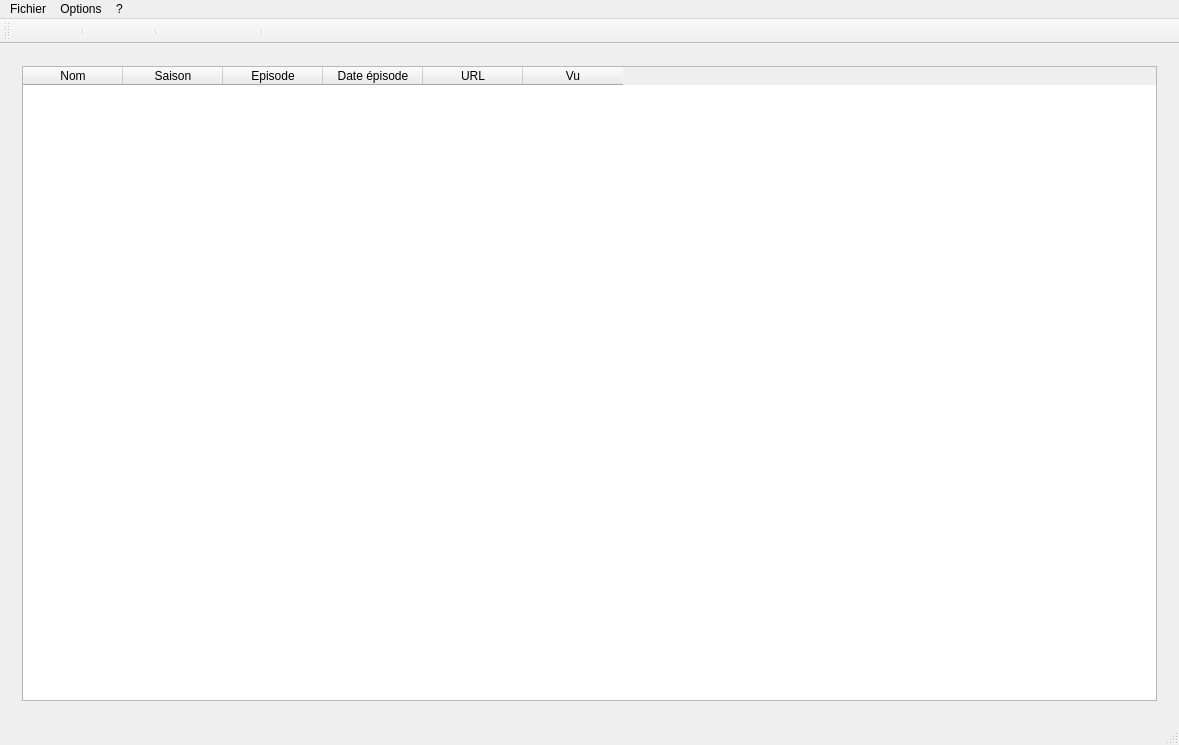
This is fenetreprincipale.ui in Eranos31/Series_Manager as Qt 5 draws it before an edit. The edited form follows.
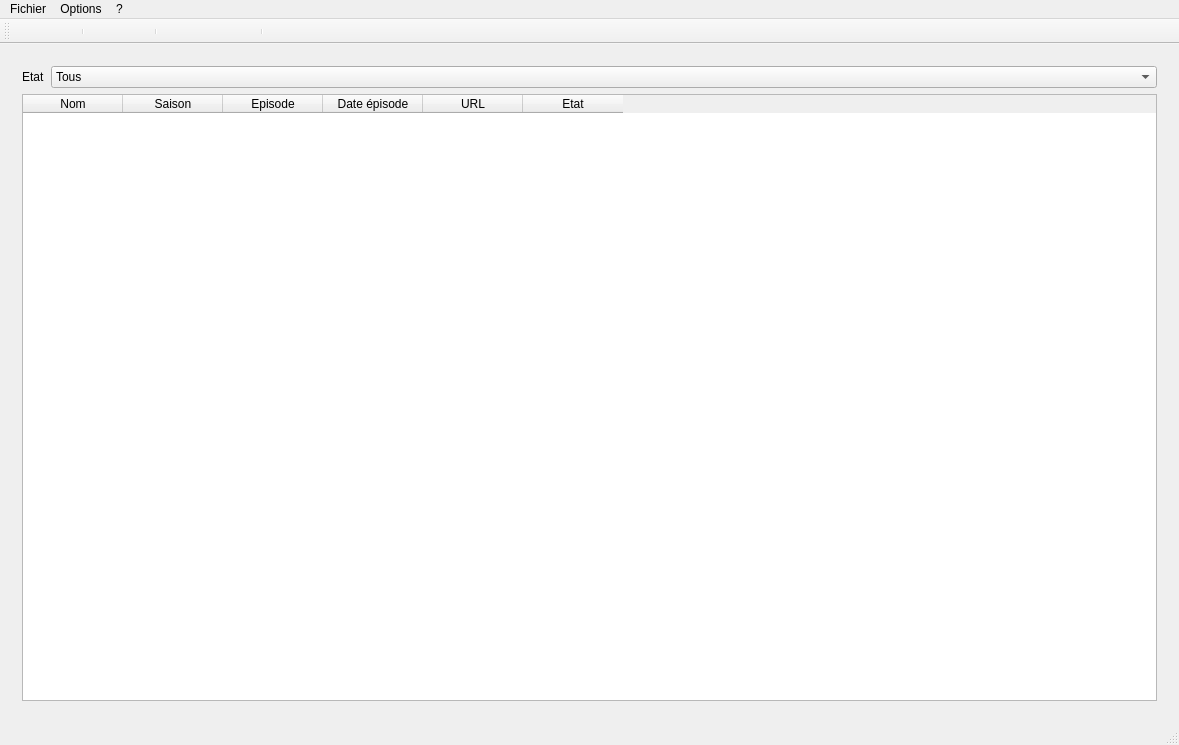
This is the edited form. The open tabs and pages were chosen to show the change. Icons and pictures are not drawn.

```diff
--- a/fenetreprincipale.ui
+++ b/fenetreprincipale.ui
@@ -1586,6 +1586,41 @@
       </widget>
       <widget class="QWidget" name="pageHistorique">
        <layout class="QVBoxLayout" name="verticalLayout">
+        <item>
+         <layout class="QFormLayout" name="formLayout_2">
+          <item row="0" column="0">
+           <widget class="QLabel" name="label_8">
+            <property name="text">
+             <string>Etat</string>
+            </property>
+           </widget>
+          </item>
+          <item row="0" column="1">
+           <widget class="QComboBox" name="pageHistoriqueComboBoxEtat">
+            <item>
+             <property name="text">
+              <string>Tous</string>
+             </property>
+            </item>
+            <item>
+             <property name="text">
+              <string>Non vu</string>
+             </property>
+            </item>
+            <item>
+             <property name="text">
+              <string>Téléchargé</string>
+             </property>
+            </item>
+            <item>
+             <property name="text">
+              <string>Vu</string>
+             </property>
+            </item>
+           </widget>
+          </item>
+         </layout>
+        </item>
         <item>
          <widget class="QTableWidget" name="pageHistoriqueTableWidget">
           <property name="contextMenuPolicy">
@@ -1621,7 +1656,7 @@
           </column>
           <column>
            <property name="text">
-            <string>Vu</string>
+            <string>Etat</string>
            </property>
           </column>
          </widget>
```
Left out of the diff: 17 changed lines with no effect on the pictures.
